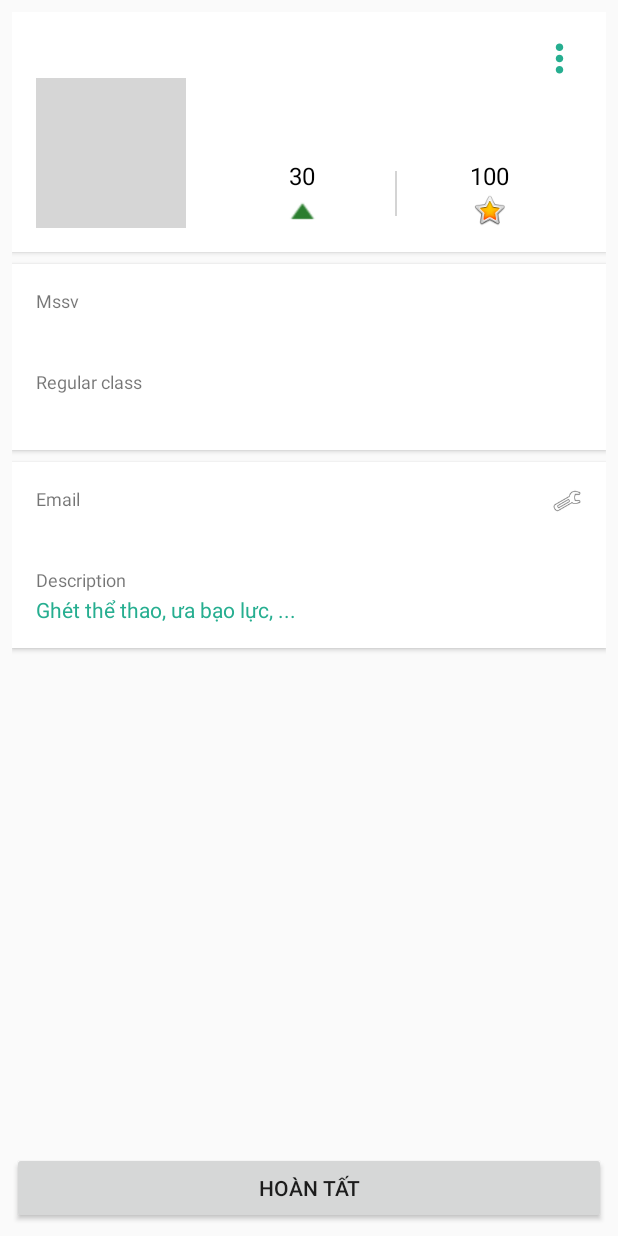
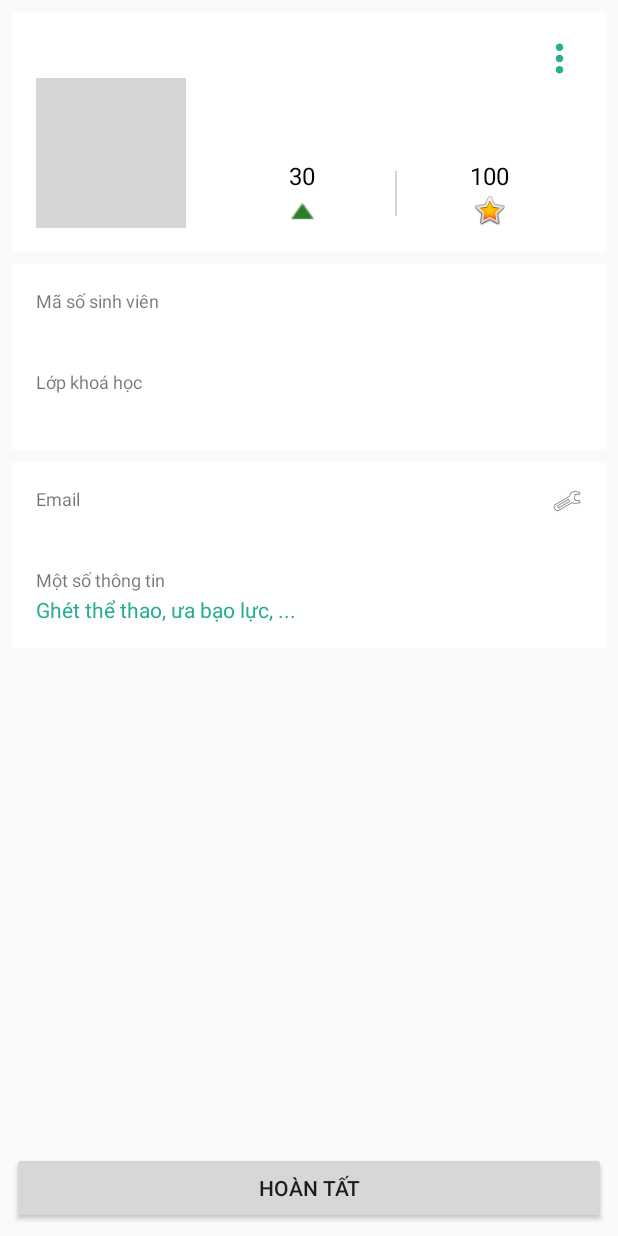
Before and after one commit to m-inh/edoo_android, an Android app: the EditProfileActivity screen opened directly, with no data from a screen before it, on a phone screen of 412 x 824 dp. Run offline under Robolectric (Android 15) with nearby library versions, the phone set to English and light mode, and no system bars; our stand-ins replace CircleImageView, Picasso, Volley; libraries missing offline, so code that uses them is left out: com.soundcloud.android; network calls fail; pictures from the network do not load; 1 statement that could not run was skipped; grey boxes are pictures that could not be loaded.

Commit message:
bỏ shadow đồng bộ style app

```diff
--- a/app/src/main/java/com/fries/edoo/communication/RequestServer.java
+++ b/app/src/main/java/com/fries/edoo/communication/RequestServer.java
@@ -22,7 +22,6 @@ import java.util.Map;
 public class RequestServer {
     private static final String TAG = "RequestServer";
     private JsonObjectRequest request;
-
     private int method;
     private String url;
     private JSONObject jsonReq;
--- a/app/src/main/res/layout/activity_editprofile.xml
+++ b/app/src/main/res/layout/activity_editprofile.xml
@@ -10,7 +10,6 @@
         android:layout_width="match_parent"
         android:layout_height="160dp"
         android:padding="@dimen/activity_horizontal_margin"
-        android:elevation="@dimen/card_elevation"
         android:background="@android:color/white">
 
         <de.hdodenhof.circleimageview.CircleImageView
@@ -116,7 +115,6 @@
     <LinearLayout
         android:layout_width="match_parent"
         android:layout_height="wrap_content"
-        android:elevation="@dimen/card_elevation"
         android:layout_marginTop="@dimen/action_padding"
         android:padding="@dimen/activity_horizontal_margin"
         android:orientation="vertical"
@@ -125,7 +123,7 @@
         <TextView
             android:layout_width="wrap_content"
             android:layout_height="wrap_content"
-            android:text="Mssv"
+            android:text="@string/hint_mssv"
             android:textSize="12sp"/>
 
         <TextView
@@ -141,7 +139,7 @@
             android:layout_width="wrap_content"
             android:layout_height="wrap_content"
             android:layout_marginTop="@dimen/activity_horizontal_margin"
-            android:text="Regular class"
+            android:text="@string/lopkhoahoc"
             android:textSize="12sp"/>
 
         <TextView
@@ -162,7 +160,6 @@
         android:layout_marginTop="@dimen/action_padding"
         android:padding="@dimen/activity_horizontal_margin"
         android:orientation="horizontal"
-        android:elevation="@dimen/card_elevation"
         android:background="@android:color/white">
 
         <LinearLayout
@@ -190,7 +187,7 @@
                 android:layout_width="wrap_content"
                 android:layout_height="wrap_content"
                 android:layout_marginTop="@dimen/activity_horizontal_margin"
-                android:text="Description"
+                android:text="@string/description"
                 android:textSize="12sp"/>
 
             <TextView
--- a/app/src/main/res/layout/dialog_item_subject_info.xml
+++ b/app/src/main/res/layout/dialog_item_subject_info.xml
@@ -16,7 +16,6 @@
         android:textColor="@android:color/holo_blue_dark"
         android:textSize="25sp"
         android:textStyle="bold" />
-
 
     <TableRow
         android:layout_width="match_parent"
--- a/app/src/main/res/values/strings.xml
+++ b/app/src/main/res/values/strings.xml
@@ -63,5 +63,6 @@
     <string name="lophoc">Lớp học</string>
     <string name="timeline_activity">Bài đăng</string>
     <string name="locbaidangchuadoc">Lọc bài chưa đọc</string>
+    <string name="description">Một số thông tin</string>
 
 </resources>
```
Also changed, not shown: app/src/main/java/com/fries/edoo/activities/EditProfileActivity.java (+0 -119 lines), app/src/main/res/layout/item_post_detail.xml (+0 -8 lines).
